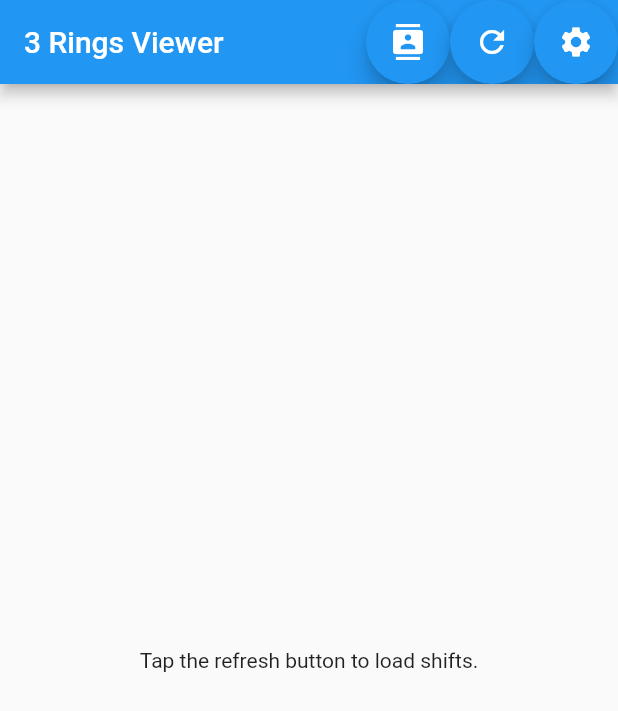
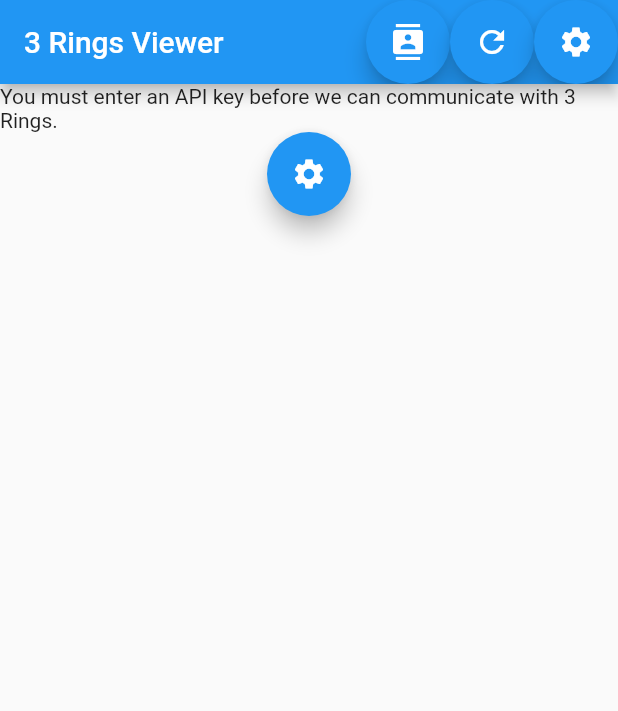
Before and after one commit to chrisnorman7/3r-viewer, a Flutter app: the screen it shows after launch, after a tap on the "contacts" icon, on a phone screen of 412 x 824 dp. Shown: the top 711 px of the screen. Run offline on Flutter 3.47's test engine with Material 2 defaults, Android fonts, the phone set to English and light mode, and no system bars; our stand-ins replace shared_preferences; network calls fail.

Commit message:
Lots of changes.

```diff
--- a/three_rings_viewer/lib/constants.dart
+++ b/three_rings_viewer/lib/constants.dart
@@ -1,3 +1,4 @@
+const String appTitle = '3 Rings Viewer';
 const String apiKeyPreferenceName = 'apiKey';
 const String apiKeyFilename = 'api.key';
 const String baseUrl = 'https://www.3r.org.uk';
--- /dev/null
+++ b/three_rings_viewer/lib/loading_page.dart
@@ -0,0 +1,11 @@
+import 'package:flutter/material.dart';
+
+class LoadingPage extends StatelessWidget {
+  @override
+  Widget build(BuildContext context) {
+    return Scaffold(
+      appBar: AppBar(title: const Text('Loading')),
+      body: const Center(child: Text('Please wait while the app loads.'))
+    );
+  }
+}
--- a/three_rings_viewer/lib/main.dart
+++ b/three_rings_viewer/lib/main.dart
@@ -7,6 +7,7 @@
 
 import 'api_key_form.dart';
 import 'constants.dart';
+import 'loading_page.dart';
 import 'settings.dart';
 import 'shift.dart';
 import 'util.dart';
@@ -14,16 +15,22 @@
 import 'volunteers_view.dart';
 
 Future<void> main() async {
+  runApp(
+    MaterialApp(
+      title: appTitle,
+      home: LoadingPage(),
+    )
+  );
   final File apiKeyFile = File(apiKeyFilename);
+  final SharedPreferences prefs = await SharedPreferences.getInstance();
   if (apiKeyFile.existsSync()) {
     final String apiKey = await apiKeyFile.readAsString();
-    final SharedPreferences prefs = await SharedPreferences.getInstance();
     prefs.setString(apiKeyPreferenceName, apiKey);
+  }
   settings.apiKey = prefs.getString(apiKeyPreferenceName);
-  }
   return runApp(
     MaterialApp(
-      title: '3R Viewer',
+      title: appTitle,
       home: HomePage()
     )
   );
@@ -43,7 +50,20 @@
   Widget build(BuildContext context) {
     loadingVolunteers ??= false;
     Widget child;
-    if (_shifts == null) {
+    final FloatingActionButton apiKeyButton = FloatingActionButton(
+      heroTag: 'API Key Button',
+      child: Icon(Icons.settings),
+      tooltip: 'Enter API Key',
+      onPressed: () => pushRoute(context, ApiKeyForm()),
+    );
+    if (settings.apiKey == null) {
+      child = ListView(
+        children: <Widget>[
+          const Text('You must enter an API key before we can communicate with 3 Rings.'),
+          apiKeyButton,
+        ],
+      );
+    } else if (_shifts == null) {
       child = const Text('Tap the refresh button to load shifts.');
     } else if (_error != null) {
       child = Text(_error);
@@ -81,12 +101,7 @@
             tooltip: 'Refresh',
             onPressed: () => refresh()
           ),
-          FloatingActionButton(
-            heroTag: 'API Key Button',
-            child: Icon(Icons.settings),
-            tooltip: 'Enter API Key',
-            onPressed: () => pushRoute(context, ApiKeyForm(refresh))
-          ),
+          apiKeyButton
         ]
       ),
       body: Center(
@@ -100,8 +115,11 @@
     final DateTime startDate = now.subtract(const Duration(days:1));
     final DateTime endDate = now.add(const Duration(days:1));
     final String url = '$baseUrl/shift.json?start_date=${getTimestamp(startDate)}&end_date=${getTimestamp(endDate)}';
-    final http.Response r = await getJson(url);
+    http.Response r;
     _shifts = <Shift>[];
+    _error = null;
+    try {
+      r = await getJson(url);
       if (r.statusCode != 200) {
         _error = 'Error: ${r.statusCode}.';
         if (r.statusCode == 403) {
@@ -182,6 +200,9 @@
           }
         }
       }
+    } catch(e) {
+      _error = e.toString();
+    }
     setState(() => null);
   }
 
@@ -190,6 +211,7 @@
       return;
     }
     loadingVolunteers = true;
+    try {
       final http.Response r = await getJson('$baseUrl/directory.json');
       final List<Volunteer> volunteers = <Volunteer>[];
       loadingVolunteers = false;
@@ -219,5 +241,8 @@
           volunteers: volunteers,
         )
       );
+    } finally {
+      loadingVolunteers = false;
     }
   }
+}
```
Also changed, not shown: three_rings_viewer/lib/api_key_form.dart (+1 -9 lines), 6 other files. Lines whose indentation alone changed are shown as unchanged.
